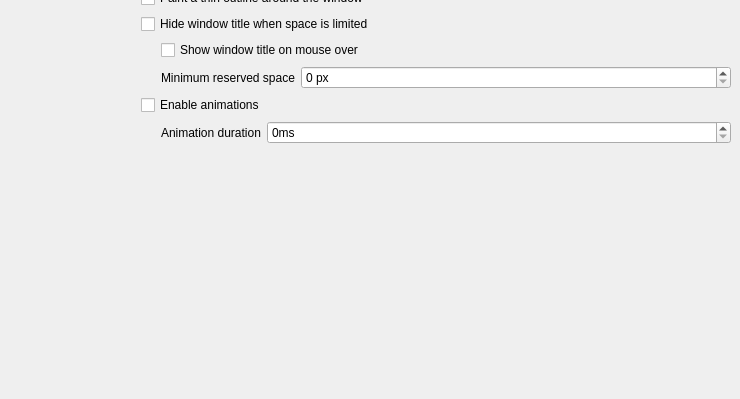
Qt form src/kcm/config.ui (guiodic/material-decoration) before a commit; both pictures show x 0 to 740 and y 350 to 749 of the 740 by 749 pixel window.
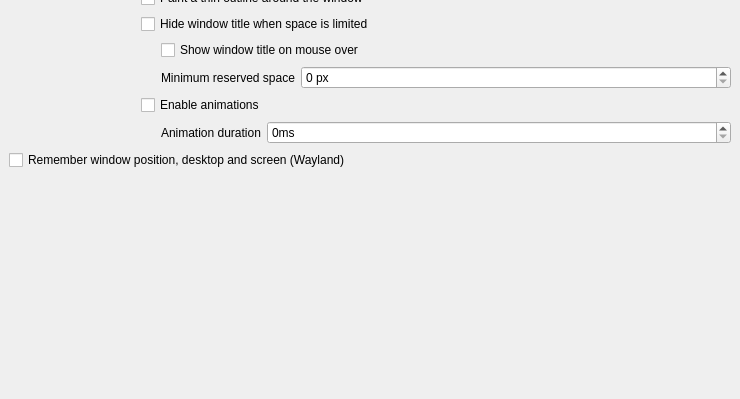
The same form after that commit. Custom widgets are drawn as their Qt base class.

Commit message: ui: move window position option to Appearance

```diff
--- a/src/kcm/config.ui
+++ b/src/kcm/config.ui
@@ -314,6 +314,12 @@
          </item>
         </layout>
        </item>
+       <item row="17" column="0" colspan="2">
+        <widget class="QCheckBox" name="kcfg_RememberWindowState">
+         <property name="text"><string>Remember window position, desktop and screen (Wayland)</string></property>
+         <property name="toolTip"><string>Save window position, desktop and screen when a window closes and restore them when it opens again. The application controls its size. Requires the Material Tiling Popup KWin script. Windows of the same application without a distinct identity share the state of the last closed window.</string></property>
+        </widget>
+       </item>
       </layout>
      </widget>
      <widget class="QWidget" name="menuSearchTab">
@@ -641,12 +647,6 @@
          </property>
         </widget>
        </item>
-       <item row="3" column="0" colspan="2">
-        <widget class="QCheckBox" name="kcfg_RememberWindowState">
-         <property name="text"><string>Remember window position, desktop and screen (Wayland)</string></property>
-         <property name="toolTip"><string>Save window position, desktop and screen when a window closes and restore them when it opens again. The application controls its size. Requires the Material Tiling Popup KWin script. Windows of the same application without a distinct identity share the state of the last closed window.</string></property>
-        </widget>
-       </item>
       </layout>
      </widget>
      <widget class="QWidget" name="exceptionsTab">
```
